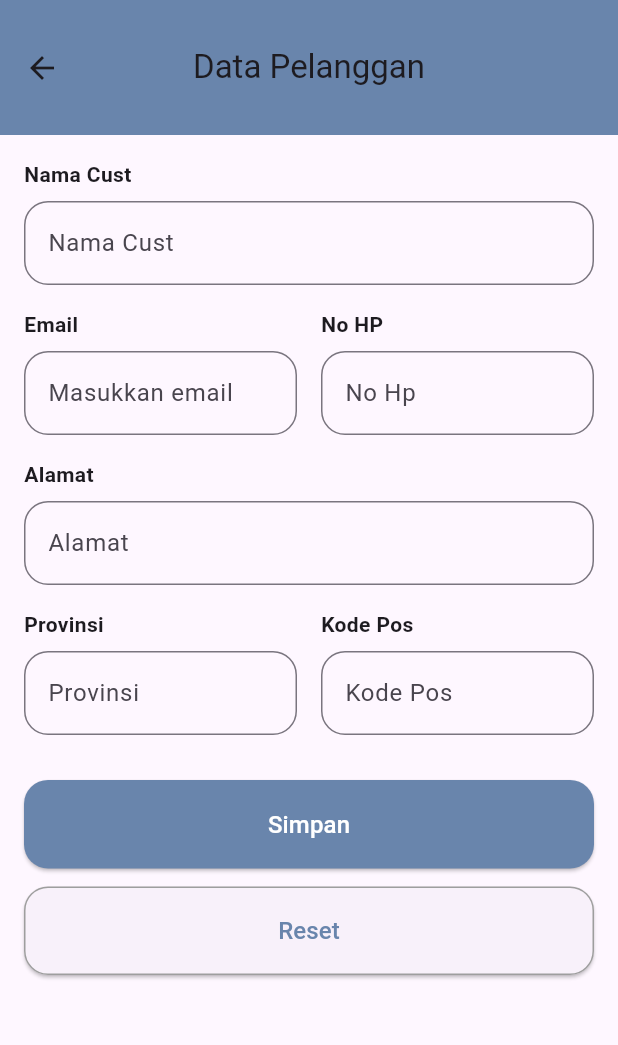
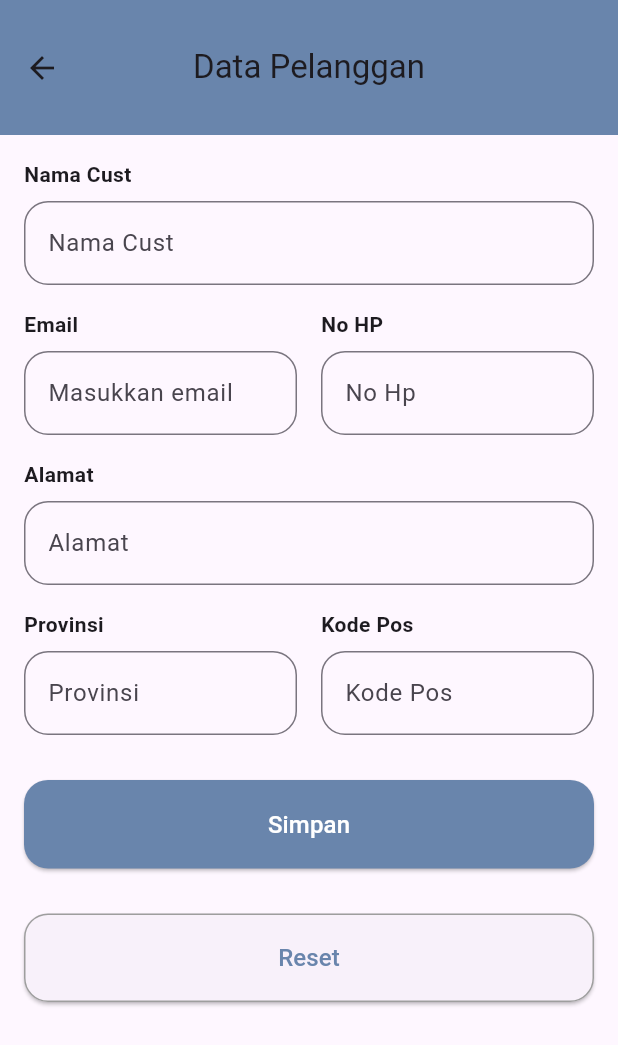
Before and after one commit to nrismawardah/20220140145_UCP1Flutter, a Flutter app: the TambahPelangganPage screen opened directly, on a phone screen of 412 x 824 dp. Shown: the top 1045 px of the screen. Run offline on Flutter 3.47's test engine with Material 3 defaults, Android fonts, the phone set to English and light mode, and no system bars.

Commit message:
Menambah jarak antar button

```diff
--- a/lib/ucp/pelanggan/tambah_pelanggan.dart
+++ b/lib/ucp/pelanggan/tambah_pelanggan.dart
@@ -228,7 +228,7 @@ class _TambahPelangganPageState extends State<TambahPelangganPage> {
                   style: TextStyle(color: Colors.white, fontSize: 16),
                 ),
               ),
-              const SizedBox(height: 12),
+              const SizedBox(height: 30),
               ElevatedButton(
                 style: ElevatedButton.styleFrom(
                   padding: const EdgeInsets.symmetric(vertical: 18),
```
